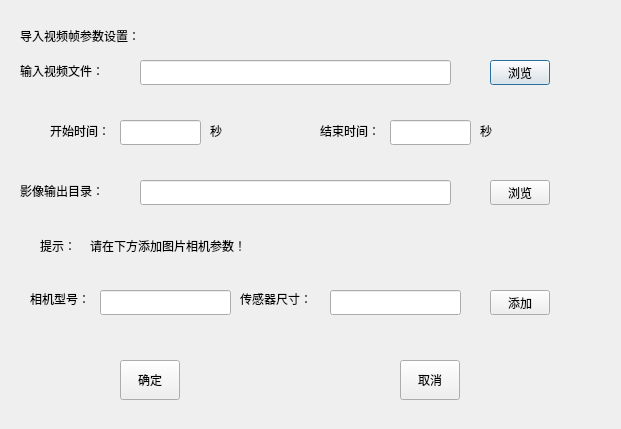
Old version of the form dialog_importvideoframes.ui in the repository zxczhai/OpenScan3D.
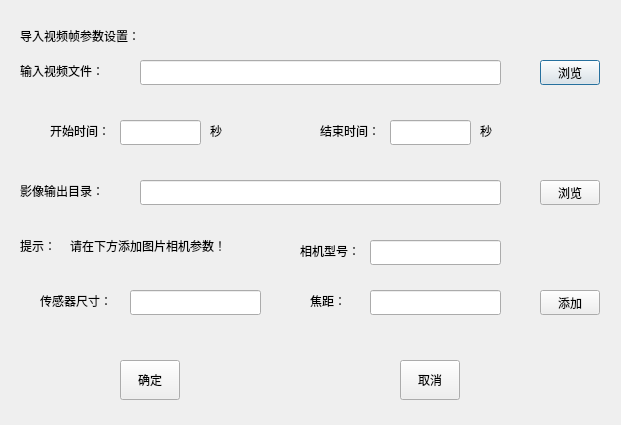
New version of the form.

Commit message: finished the user filled in the parameter writing and formulating file, and the camera parameter writing of the video frame extraction interface

What changed in the file:
```diff
--- a/dialog_importvideoframes.ui
+++ b/dialog_importvideoframes.ui
@@ -7,7 +7,7 @@
     <x>0</x>
     <y>0</y>
     <width>621</width>
-    <height>429</height>
+    <height>425</height>
    </rect>
   </property>
   <property name="windowTitle">
@@ -44,7 +44,7 @@
     <rect>
      <x>140</x>
      <y>60</y>
-     <width>311</width>
+     <width>361</width>
      <height>25</height>
     </rect>
    </property>
@@ -55,7 +55,7 @@
   <widget class="QPushButton" name="pushButton_browseInputDir">
    <property name="geometry">
     <rect>
-     <x>490</x>
+     <x>540</x>
      <y>60</y>
      <width>60</width>
      <height>25</height>
@@ -109,7 +109,7 @@
     <rect>
      <x>140</x>
      <y>180</y>
-     <width>311</width>
+     <width>361</width>
      <height>25</height>
     </rect>
    </property>
@@ -120,7 +120,7 @@
   <widget class="QPushButton" name="pushButton_browseOutputDir">
    <property name="geometry">
     <rect>
-     <x>490</x>
+     <x>540</x>
      <y>180</y>
      <width>60</width>
      <height>25</height>
@@ -211,9 +211,9 @@
   <widget class="QLabel" name="tips">
    <property name="geometry">
     <rect>
-     <x>90</x>
+     <x>70</x>
      <y>230</y>
-     <width>471</width>
+     <width>191</width>
      <height>31</height>
     </rect>
    </property>
@@ -224,7 +224,7 @@
   <widget class="QLabel" name="label_5">
    <property name="geometry">
     <rect>
-     <x>40</x>
+     <x>20</x>
      <y>230</y>
      <width>67</width>
      <height>31</height>
@@ -237,10 +237,10 @@
   <widget class="QLabel" name="label_SS">
    <property name="geometry">
     <rect>
-     <x>240</x>
-     <y>290</y>
+     <x>40</x>
+     <y>280</y>
      <width>91</width>
-     <height>17</height>
+     <height>41</height>
     </rect>
    </property>
    <property name="text">
@@ -250,8 +250,8 @@
   <widget class="QLineEdit" name="lineEdit_cameraModel">
    <property name="geometry">
     <rect>
-     <x>100</x>
-     <y>290</y>
+     <x>370</x>
+     <y>240</y>
      <width>131</width>
      <height>25</height>
     </rect>
@@ -260,10 +260,10 @@
   <widget class="QLabel" name="label_CM">
    <property name="geometry">
     <rect>
-     <x>30</x>
-     <y>290</y>
+     <x>300</x>
+     <y>240</y>
      <width>67</width>
-     <height>17</height>
+     <height>21</height>
     </rect>
    </property>
    <property name="text">
@@ -273,7 +273,7 @@
   <widget class="QPushButton" name="pushButton_addCameraParameters">
    <property name="geometry">
     <rect>
-     <x>490</x>
+     <x>540</x>
      <y>290</y>
      <width>60</width>
      <height>25</height>
@@ -286,7 +286,30 @@
   <widget class="QLineEdit" name="lineEdit_sensorSize">
    <property name="geometry">
     <rect>
-     <x>330</x>
+     <x>130</x>
+     <y>290</y>
+     <width>131</width>
+     <height>25</height>
+    </rect>
+   </property>
+  </widget>
+  <widget class="QLabel" name="label_Focal">
+   <property name="geometry">
+    <rect>
+     <x>310</x>
+     <y>290</y>
+     <width>61</width>
+     <height>21</height>
+    </rect>
+   </property>
+   <property name="text">
+    <string>焦距：</string>
+   </property>
+  </widget>
+  <widget class="QLineEdit" name="lineEdit_focal">
+   <property name="geometry">
+    <rect>
+     <x>370</x>
      <y>290</y>
      <width>131</width>
      <height>25</height>
```
The commit also changes 7 other files.
